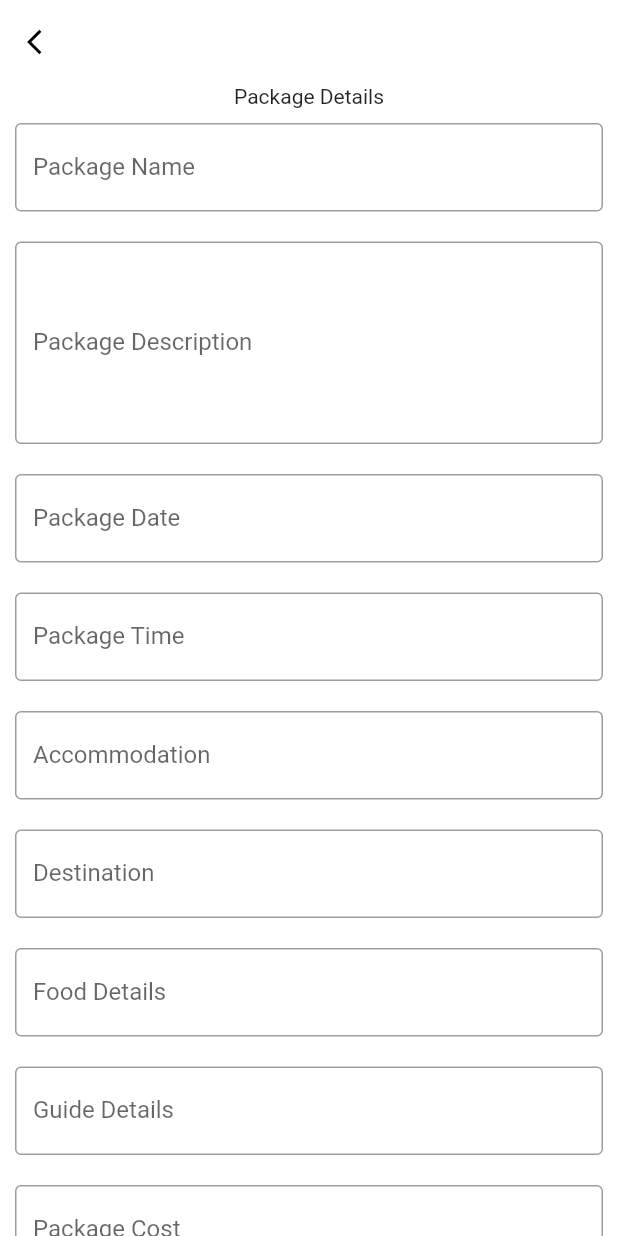
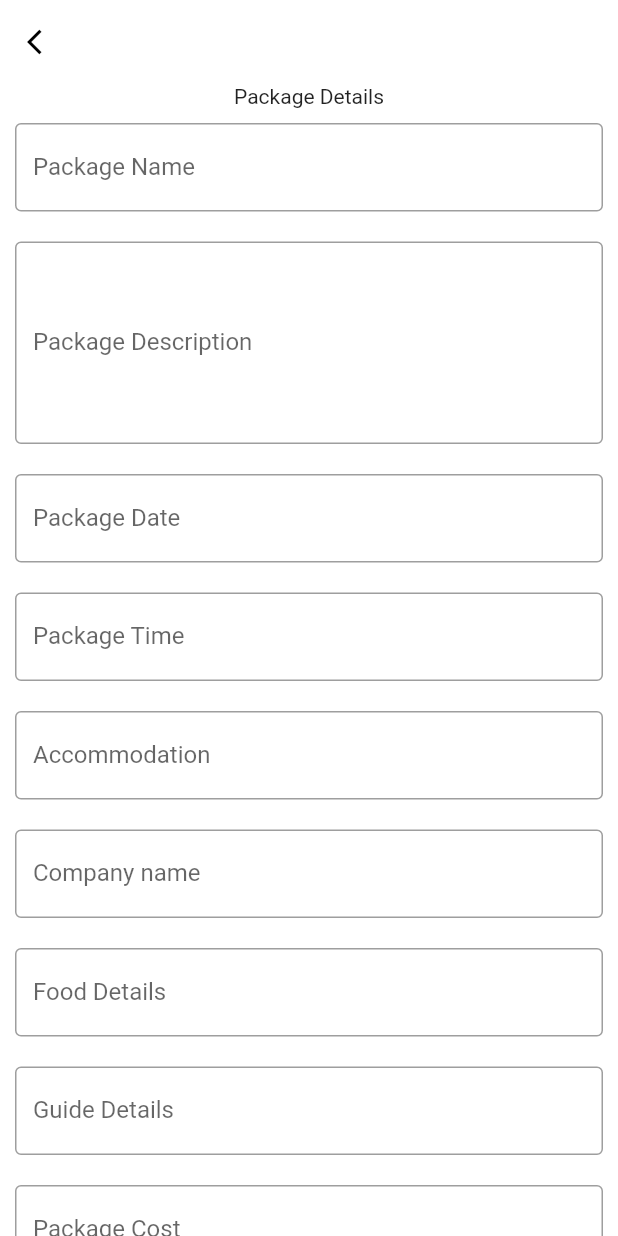
Before and after one commit to lubnawahid/industrialvisit, a Flutter app: the packageadd screen opened directly, on a phone screen of 412 x 824 dp. Run offline on Flutter 3.47's test engine with Material 2 defaults, Android fonts, the light colour scheme and no system bars.

Commit message:
industrial visit

```diff
--- a/lib/travelagency/packageadd.dart
+++ b/lib/travelagency/packageadd.dart
@@ -107,8 +107,8 @@ class packageadd extends StatelessWidget {
                         decoration: const InputDecoration(
 
                           border: OutlineInputBorder(),
-                          labelText: 'Destination',
-                          hintText: 'Destination',
+                          labelText: 'Company name',
+                          hintText: 'Company name',
                         ),
                       ),
                     ),
```
